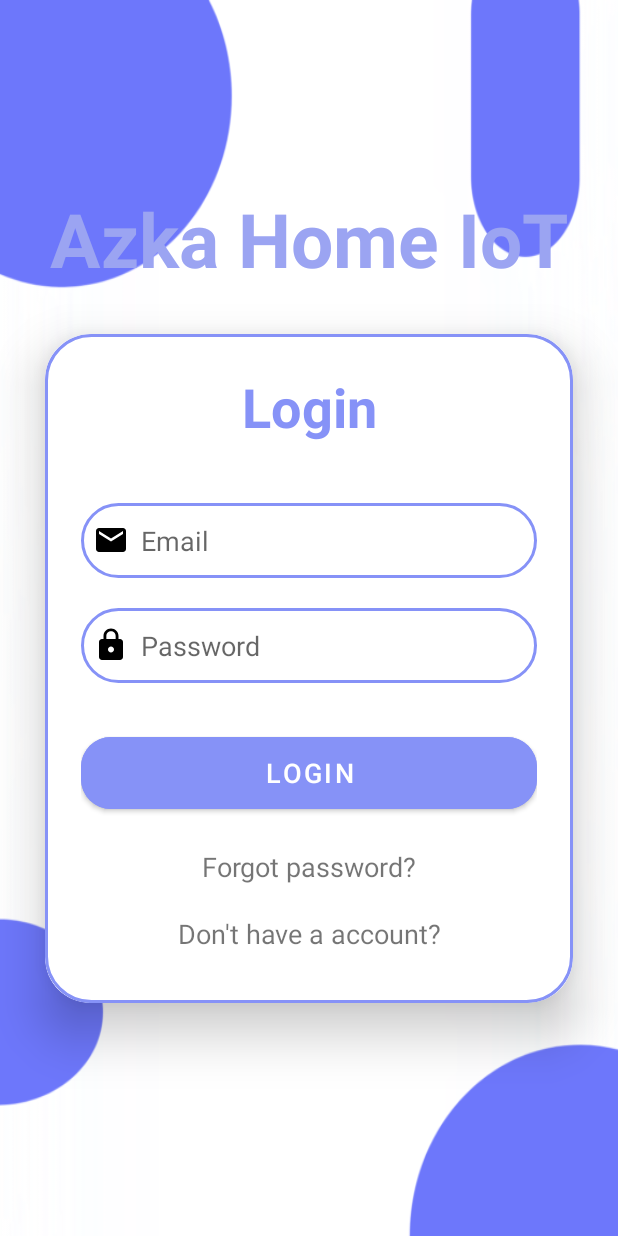
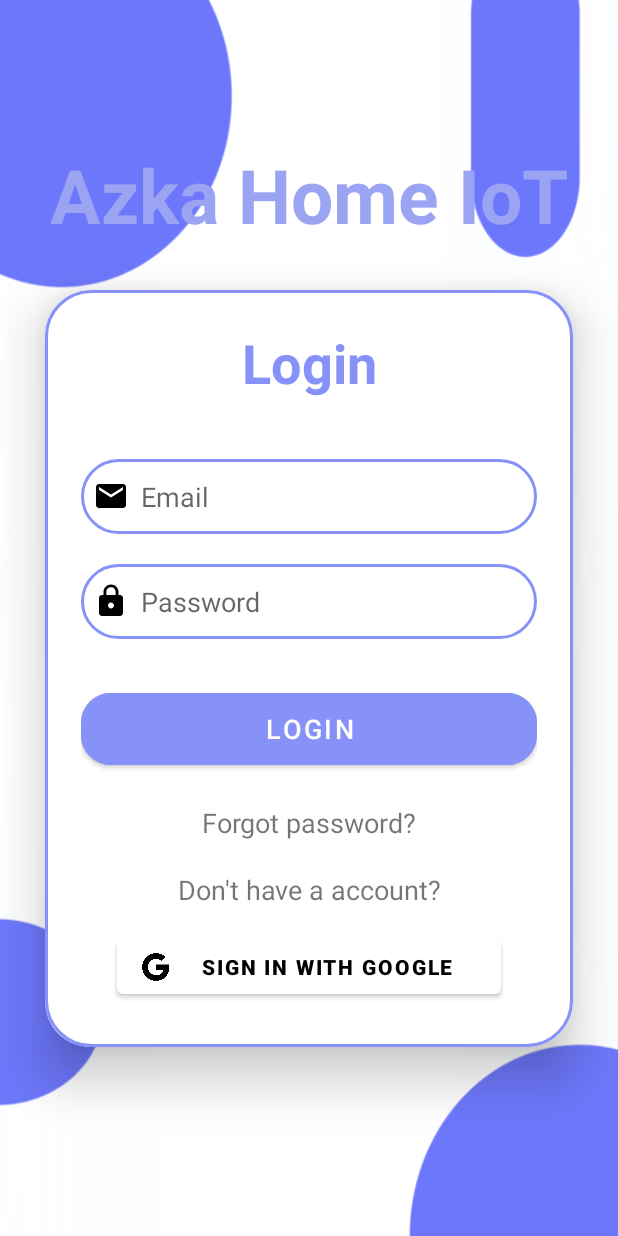
Before and after one commit to AbeAzka/AzkaHomeIoT, an Android app: the screen it shows after launch (SignInActivity), on a phone screen of 412 x 824 dp. Run offline under Robolectric (Android 15) with nearby library versions, the phone set to English and light mode, and no system bars; our stand-ins replace Firebase (no records; nobody signed in at launch, a user with empty details on screens opened directly).

Commit message:
Update Google

```diff
--- a/app/build.gradle.kts
+++ b/app/build.gradle.kts
@@ -13,7 +13,7 @@ android {
         minSdk = 30
         targetSdk = 34
         versionCode = 1
-        versionName = "1.4"//Last 1.2
+        versionName = "1.5"//Last 1.2
 
         testInstrumentationRunner = "androidx.test.runner.AndroidJUnitRunner"
     }
@@ -48,6 +48,7 @@ dependencies {
     //implementation("com.github.bumptech.glide:glide:4.4.0")
     implementation("androidx.constraintlayout:constraintlayout:2.1.4")
     implementation("com.google.firebase:firebase-auth:23.0.0")
+    implementation ("com.google.android.gms:play-services-auth:18.1.0")
     implementation("com.google.firebase:firebase-database:21.0.0")
     implementation("com.google.firebase:firebase-firestore:25.0.0")
     implementation ("com.github.MikeOrtiz:TouchImageView:1.4.1")
--- a/app/src/main/res/layout/activity_sign_in.xml
+++ b/app/src/main/res/layout/activity_sign_in.xml
@@ -111,6 +111,30 @@
                 app:layout_constraintStart_toStartOf="parent"
                 app:layout_constraintTop_toTopOf="parent" />
 
+
+
+            <com.google.android.material.button.MaterialButton
+                android:id="@+id/gSignInBtn"
+                android:layout_width="match_parent"
+                android:layout_height="wrap_content"
+                android:layout_marginStart="24dp"
+                android:layout_marginEnd="24dp"
+                android:layout_marginTop="5dp"
+                android:layout_marginBottom="5dp"
+                android:text="Sign In With Google"
+                android:textColor="@color/black"
+                android:textStyle="bold"
+                app:backgroundTint="@color/white"
+                app:icon="@drawable/google"
+                app:iconGravity="start"
+                app:iconPadding="4dp"
+                app:iconSize="20dp"
+                app:iconTint="@color/black"
+                app:layout_constraintBottom_toBottomOf="parent"
+                app:layout_constraintEnd_toEndOf="parent"
+                app:layout_constraintHorizontal_bias="0.5"
+                app:layout_constraintStart_toStartOf="parent" />
+
         </LinearLayout>
 
 
--- a/app/src/main/res/values/strings.xml
+++ b/app/src/main/res/values/strings.xml
@@ -6,6 +6,7 @@
     <string name="hello_blank_fragment">Hello blank fragment</string>
     <string name="error_text">Not empty</string>
     <string name="emailInfo"></string>
+    <string name="default_web_client_id" translatable="false">507008627074-i044hkon2rcr5oq9doo4eimrgnp7a1dr.apps.googleusercontent.com</string>
 
 
 </resources>
--- a/build.gradle.kts
+++ b/build.gradle.kts
@@ -1,6 +1,6 @@
 buildscript {
     dependencies {
-        classpath("com.google.gms:google-services:4.4.2")
+        classpath("com.google.gms:google-services:4.3.5")
     }
 }
 
```
Also changed, not shown: app/src/main/java/com/indodevstudio/azka_home_iot/MainActivity.kt (+50 -5 lines), app/src/main/java/com/indodevstudio/azka_home_iot/SignInActivity.kt (+68 -4 lines), app/src/main/res/layout/nav_header.xml (+9 -4 lines), app/src/main/res/drawable-nodpi/google.webp (added), 1 other file.
